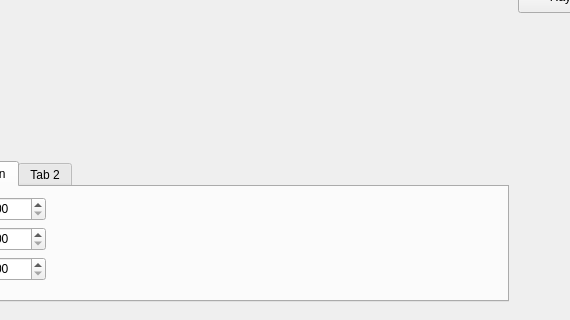
Before: the Qt Designer form forms/mainwindow.ui in nnewberg/MiniMaya277, drawn with Qt 5; both pictures show x 302 to 872 and y 378 to 698 of the 975 by 698 pixel window.
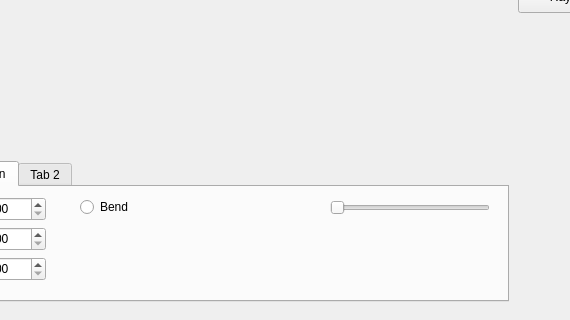
After: the same form once the commit is applied. Custom widgets are drawn as their Qt base class.

Commit message: add lattice preset deformations, bend, twist, etc

```diff
--- a/forms/mainwindow.ui
+++ b/forms/mainwindow.ui
@@ -102,6 +102,32 @@
        </rect>
       </property>
      </widget>
+     <widget class="QRadioButton" name="radioButton">
+      <property name="geometry">
+       <rect>
+        <x>150</x>
+        <y>10</y>
+        <width>71</width>
+        <height>20</height>
+       </rect>
+      </property>
+      <property name="text">
+       <string>Bend</string>
+      </property>
+     </widget>
+     <widget class="QSlider" name="deform_slider">
+      <property name="geometry">
+       <rect>
+        <x>400</x>
+        <y>10</y>
+        <width>160</width>
+        <height>22</height>
+       </rect>
+      </property>
+      <property name="orientation">
+       <enum>Qt::Horizontal</enum>
+      </property>
+     </widget>
     </widget>
     <widget class="QWidget" name="tab_2">
      <attribute name="title">
```
The commit also changes 6 other files.
